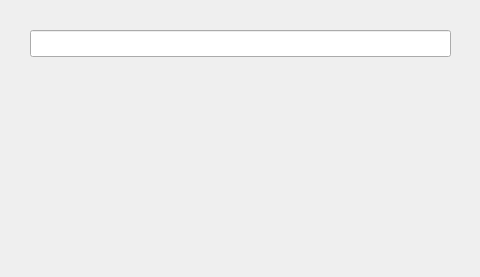
cjwhome/2bTouch, file usertypeview.ui: the form before one commit.
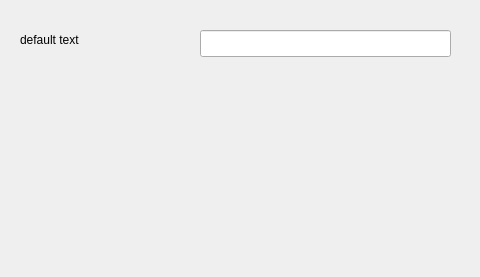
The form after the commit.

Patch:
```diff
--- a/usertypeview.ui
+++ b/usertypeview.ui
@@ -16,13 +16,26 @@
   <widget class="QLineEdit" name="lineEdit">
    <property name="geometry">
     <rect>
-     <x>30</x>
+     <x>200</x>
      <y>30</y>
-     <width>421</width>
+     <width>251</width>
      <height>27</height>
     </rect>
    </property>
   </widget>
+  <widget class="QLabel" name="label">
+   <property name="geometry">
+    <rect>
+     <x>20</x>
+     <y>30</y>
+     <width>171</width>
+     <height>20</height>
+    </rect>
+   </property>
+   <property name="text">
+    <string>default text</string>
+   </property>
+  </widget>
  </widget>
  <resources/>
  <connections/>
```
